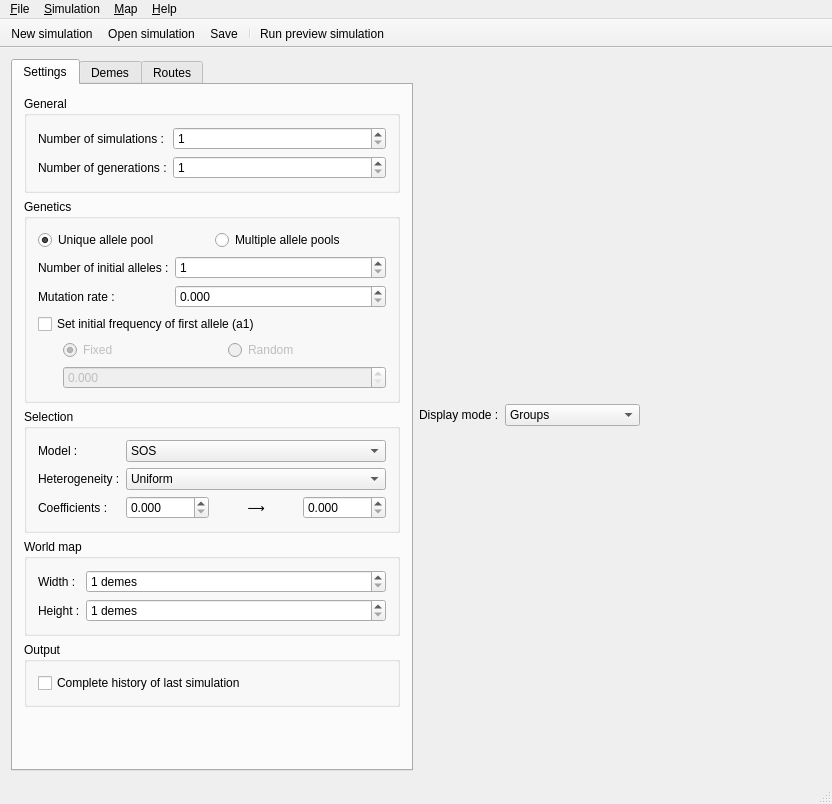
The window that mainwindow.ui (TheFakeCake/SELECTOR-GUI) describes before a commit, drawn with Qt 5.
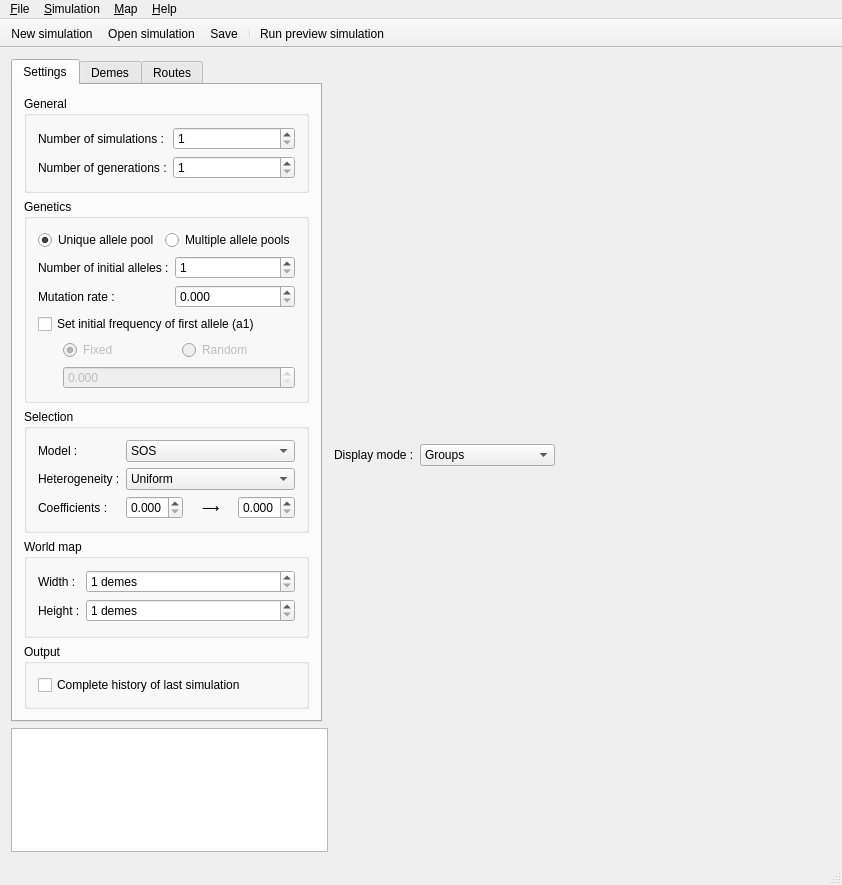
The same window after the commit. Icons and pictures are not drawn. Custom widgets are drawn as their Qt base class.

```diff
--- a/mainwindow.ui
+++ b/mainwindow.ui
@@ -6,17 +6,27 @@
    <rect>
     <x>0</x>
     <y>0</y>
-    <width>832</width>
-    <height>804</height>
+    <width>842</width>
+    <height>885</height>
    </rect>
   </property>
   <property name="windowTitle">
    <string>SELECTOR-GUI</string>
   </property>
   <widget class="QWidget" name="centralWidget">
+   <layout class="QHBoxLayout" name="horizontalLayout_8">
+    <item>
+     <layout class="QVBoxLayout" name="verticalLayout_6">
+      <item>
    <layout class="QHBoxLayout" name="horizontalLayout">
     <item>
      <widget class="QTabWidget" name="tabWidget">
+          <property name="sizePolicy">
+           <sizepolicy hsizetype="Minimum" vsizetype="Expanding">
+            <horstretch>0</horstretch>
+            <verstretch>0</verstretch>
+           </sizepolicy>
+          </property>
       <property name="currentIndex">
        <number>0</number>
       </property>
@@ -595,19 +605,6 @@
           </layout>
          </widget>
         </item>
-        <item>
-         <spacer name="verticalSpacer">
-          <property name="orientation">
-           <enum>Qt::Vertical</enum>
-          </property>
-          <property name="sizeHint" stdset="0">
-           <size>
-            <width>20</width>
-            <height>40</height>
-           </size>
-          </property>
-         </spacer>
-        </item>
        </layout>
       </widget>
       <widget class="QWidget" name="demesTab">
@@ -669,11 +666,44 @@
      </widget>
     </item>
     <item>
+         <widget class="QFrame" name="demesParamFrame">
+          <property name="frameShape">
+           <enum>QFrame::Panel</enum>
+          </property>
+          <property name="frameShadow">
+           <enum>QFrame::Raised</enum>
+          </property>
+         </widget>
+        </item>
+       </layout>
+      </item>
+      <item>
+       <widget class="LogWidget" name="plainTextEdit">
+        <property name="sizePolicy">
+         <sizepolicy hsizetype="Minimum" vsizetype="Expanding">
+          <horstretch>0</horstretch>
+          <verstretch>0</verstretch>
+         </sizepolicy>
+        </property>
+        <property name="readOnly">
+         <bool>true</bool>
+        </property>
+       </widget>
+      </item>
+     </layout>
+    </item>
+    <item>
      <layout class="QVBoxLayout" name="centerLayout">
       <item>
        <layout class="QHBoxLayout" name="horizontalLayout_7">
         <item>
          <widget class="QLabel" name="label_3">
+          <property name="sizePolicy">
+           <sizepolicy hsizetype="Minimum" vsizetype="Minimum">
+            <horstretch>0</horstretch>
+            <verstretch>0</verstretch>
+           </sizepolicy>
+          </property>
           <property name="text">
            <string>Display mode :</string>
           </property>
@@ -737,7 +767,7 @@
     <rect>
      <x>0</x>
      <y>0</y>
-     <width>832</width>
+     <width>842</width>
      <height>27</height>
     </rect>
    </property>
@@ -913,6 +943,13 @@
   </action>
  </widget>
  <layoutdefault spacing="6" margin="11"/>
+ <customwidgets>
+  <customwidget>
+   <class>LogWidget</class>
+   <extends>QPlainTextEdit</extends>
+   <header>gui/LogWidget.h</header>
+  </customwidget>
+ </customwidgets>
  <resources>
   <include location="icons.qrc"/>
  </resources>
```
Lines whose indentation alone changed are shown as unchanged.
